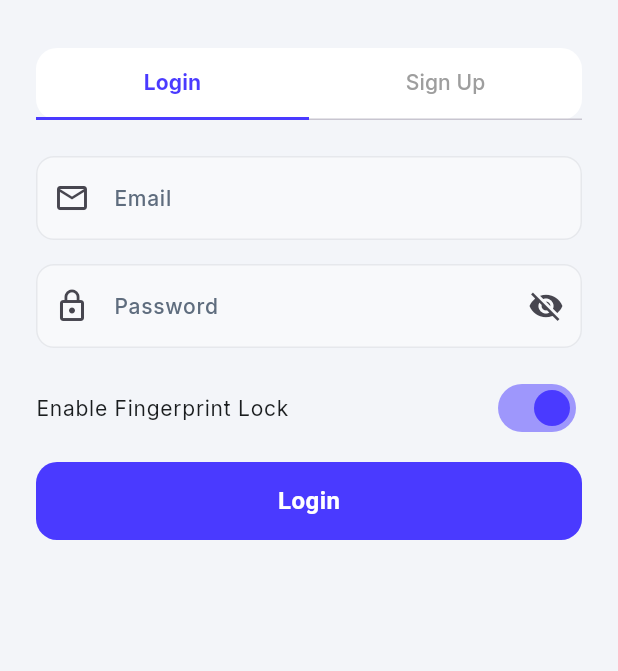
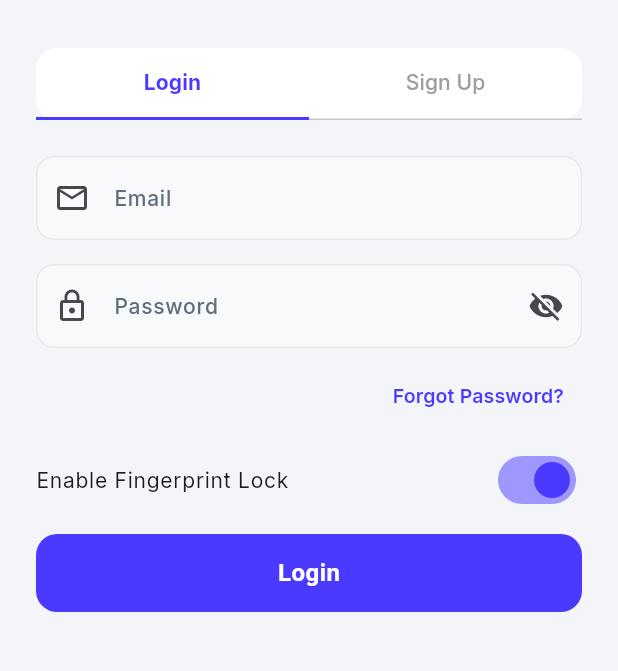
Before and after one commit to Dhankund-ORG/dhankund-offcial-all-in-one, a Flutter app: the screen it shows after launch, on a phone screen of 412 x 824 dp, the part 300-971 px from its top. Run offline on Flutter 3.47's test engine with Material 3 defaults, Android fonts, the phone set to English and light mode, and no system bars; our stand-ins replace file_picker, flutter_dotenv, google_fonts, local_auth, shared_preferences; accounts and stored records are empty; project files that could hold a hidden picture were left out.

Commit message:
Add Forgot Password? button to AuthScreen login tab + increase TabBarView height

```diff
--- a/DSA-Banker-flutter app/lib/presentation/auth/auth_screen.dart
+++ b/DSA-Banker-flutter app/lib/presentation/auth/auth_screen.dart
@@ -2,6 +2,7 @@ import 'package:flutter/material.dart';
 import 'package:my_flutter_app/services/auth_service.dart';
 import 'package:my_flutter_app/presentation/shared/root_wrapper.dart';
 import 'package:my_flutter_app/presentation/auth/biometric_auth_wrapper.dart';
+import 'package:my_flutter_app/presentation/auth/forgot_password_screen.dart';
 import 'package:shared_preferences/shared_preferences.dart';
 
 class AuthScreen extends StatefulWidget {
@@ -96,7 +97,7 @@ class _AuthScreenState extends State<AuthScreen> with SingleTickerProviderStateM
               ),
               const SizedBox(height: 24),
               SizedBox(
-                height: 320,
+                height: 380,
                 child: TabBarView(
                   controller: _tabController,
                   children: [
@@ -138,7 +139,24 @@ class _AuthScreenState extends State<AuthScreen> with SingleTickerProviderStateM
             ),
           ),
         ),
-        const SizedBox(height: 12),
+        const SizedBox(height: 8),
+        if (isLogin)
+          Align(
+            alignment: Alignment.centerRight,
+            child: TextButton(
+              onPressed: () {
+                Navigator.push(
+                  context,
+                  MaterialPageRoute(builder: (context) => const ForgotPasswordScreen()),
+                );
+              },
+              child: const Text(
+                'Forgot Password?',
+                style: TextStyle(color: Color(0xFF4A3AFF), fontWeight: FontWeight.w600, fontSize: 13),
+              ),
+            ),
+          ),
+        const SizedBox(height: 4),
         SwitchListTile(
           contentPadding: EdgeInsets.zero,
           title: const Text('Enable Fingerprint Lock', style: TextStyle(fontSize: 14)),
```
